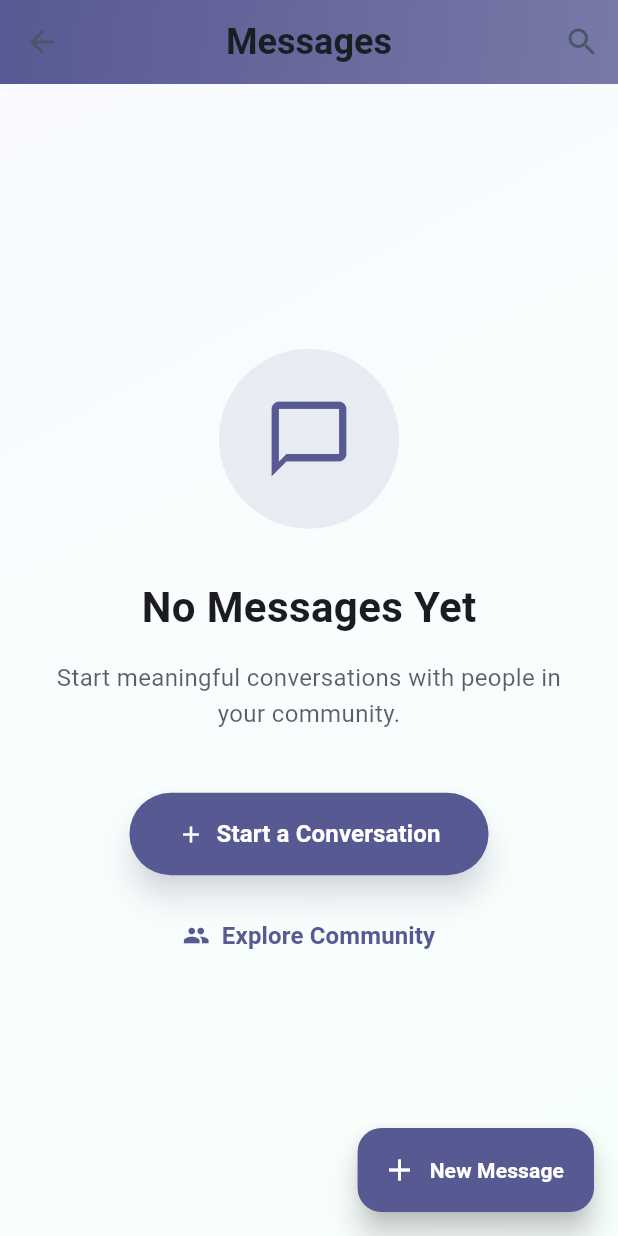
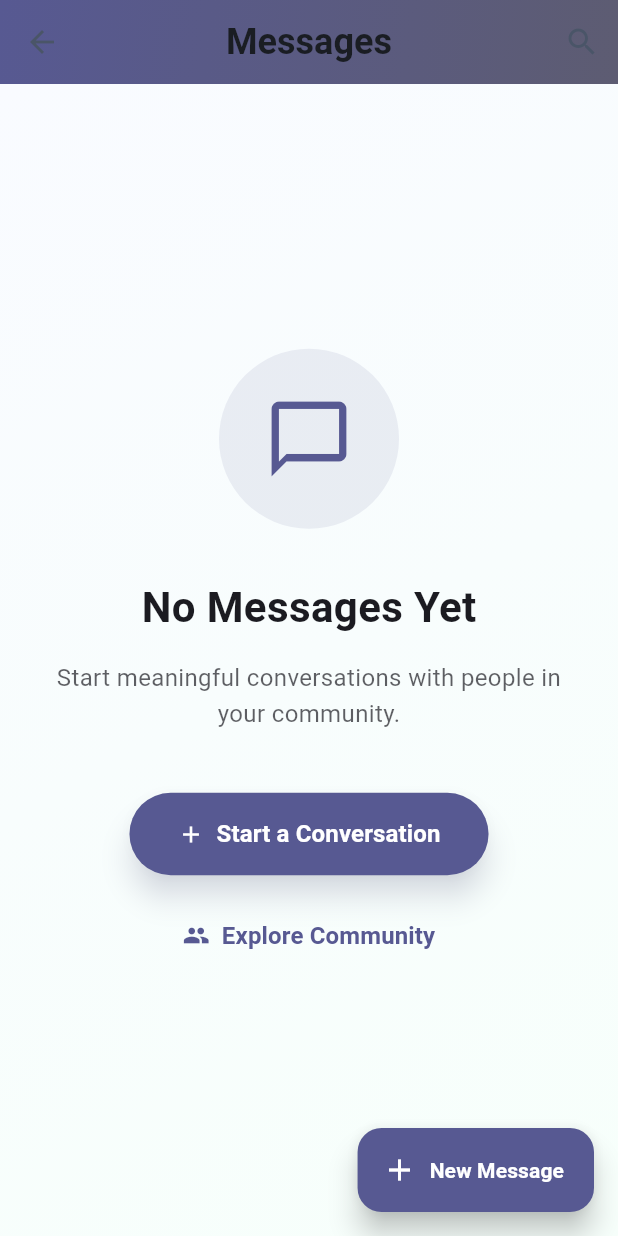
Before and after one commit to Shalin-Shah-2002/mindmate-v2, a Flutter app: the PrivateChatListView screen opened directly, on a phone screen of 412 x 824 dp. Run offline on Flutter 3.47's test engine with Material 3 defaults, Android fonts, the phone set to English and light mode, and no system bars; our stand-ins replace animated_text_kit, audioplayers, cloud_firestore, firebase_auth, firebase_core, flutter_contacts and 10 more; missing offline and left inert: onesignal_flutter; accounts and stored records are empty.

Commit message:
refactor: Update gradient colors in chat views for improved visual consistency

```diff
--- a/lib/views/chat/private_chat_list_view.dart
+++ b/lib/views/chat/private_chat_list_view.dart
@@ -45,7 +45,7 @@ class _PrivateChatListViewState extends State<PrivateChatListView> {
             gradient: LinearGradient(
               colors: [
                 Theme.of(context).colorScheme.primary,
-                Theme.of(context).colorScheme.primary.withValues(alpha: 0.8),
+                Theme.of(context).colorScheme.secondary,
               ],
               begin: Alignment.topLeft,
               end: Alignment.bottomRight,
--- a/lib/views/chat/private_chat_room_view.dart
+++ b/lib/views/chat/private_chat_room_view.dart
@@ -475,7 +475,7 @@ class _PrivateChatRoomViewState extends State<PrivateChatRoomView> {
             gradient: LinearGradient(
               colors: [
                 Theme.of(context).colorScheme.primary,
-                Theme.of(context).colorScheme.primary.withValues(alpha: 0.8),
+                Theme.of(context).colorScheme.secondary,
               ],
               begin: Alignment.topLeft,
               end: Alignment.bottomRight,
```
